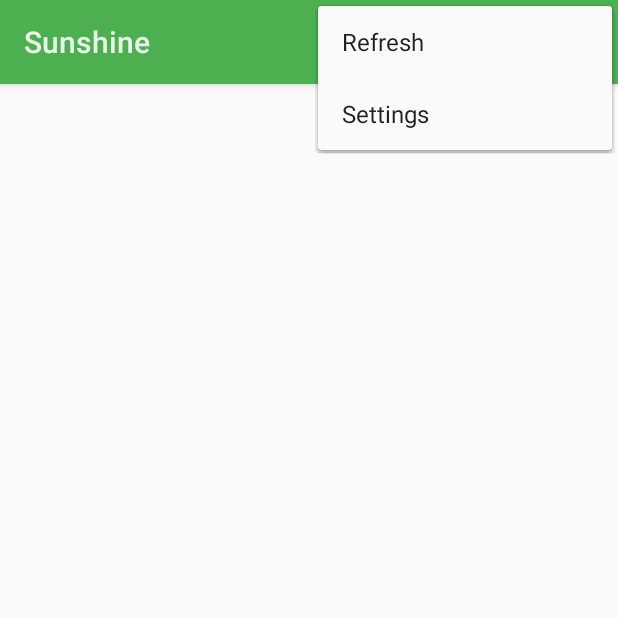
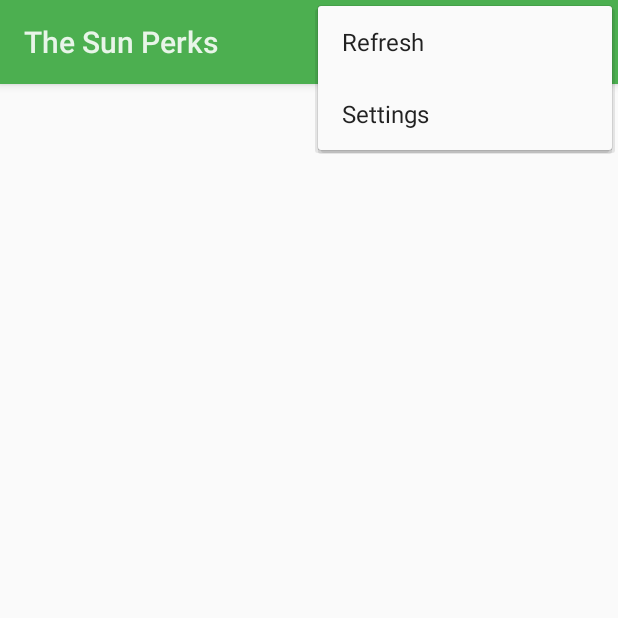
Before and after one commit to RaghavKirpekar/sunshine, an Android app: the screen it shows after launch (MainActivity before the commit, WeatherActivity after it), with the options menu open, on a phone screen of 412 x 824 dp, the top half of it. Run offline under Robolectric (Android 15) with nearby library versions, the phone set to English and light mode, and no system bars.

Commit message:
starting lesson 3, getting rid of the junk

```diff
--- a/app/src/main/AndroidManifest.xml
+++ b/app/src/main/AndroidManifest.xml
@@ -1,6 +1,6 @@
 <?xml version="1.0" encoding="utf-8"?>
 <manifest xmlns:android="http://schemas.android.com/apk/res/android"
-  package="com.malmstein.example.sunshine">
+    package="com.malmstein.example.sunshine" >
 
     <uses-permission android:name="android.permission.INTERNET" />
 
@@ -8,16 +8,19 @@
         android:allowBackup="true"
         android:icon="@drawable/ic_launcher"
         android:label="@string/app_name"
-    android:theme="@style/AppTheme">
+        android:theme="@style/AppTheme" >
         <activity
-      android:name="com.malmstein.example.sunshine.MainActivity"
-      android:label="@string/app_name">
+            android:name="com.malmstein.example.sunshine.WeatherActivity"
+            android:label="@string/app_name" >
+
           <intent-filter>
             <action android:name="android.intent.action.MAIN" />
 
             <category android:name="android.intent.category.LAUNCHER" />
           </intent-filter>
+
         </activity>
+
     </application>
 
 </manifest>
--- a/app/src/main/java/com/malmstein/example/sunshine/ForecastFragment.java
+++ b/app/src/main/java/com/malmstein/example/sunshine/ForecastFragment.java
@@ -42,6 +42,7 @@ public class ForecastFragment extends Fragment {
 
         forecastAdapter = new ArrayAdapter<String>(getActivity(), R.layout.list_item_forecast, R.id.list_item_forecast_textview);
         weatherList = (ListView) rootView.findViewById(R.id.listview_forecast);
+        weatherList.setAdapter(forecastAdapter);
 
         return rootView;
     }
@@ -164,7 +165,6 @@ public class ForecastFragment extends Fragment {
         protected void onPostExecute(String[] strings) {
             super.onPostExecute(strings);
             forecastAdapter.addAll(strings);
-            weatherList.setAdapter(forecastAdapter);
         }
     }
 
--- a/app/src/main/java/com/malmstein/example/sunshine/MainActivity.java
+++ b/app/src/main/java/com/malmstein/example/sunshine/WeatherActivity.java
@@ -5,7 +5,7 @@ import android.support.v4.app.FragmentActivity;
 import android.view.Menu;
 import android.view.MenuItem;
 
-public class MainActivity extends FragmentActivity {
+public class WeatherActivity extends FragmentActivity {
 
     @Override
     protected void onCreate(Bundle savedInstanceState) {
--- /dev/null
+++ b/app/src/main/res/menu/global.xml
@@ -0,0 +1,4 @@
+<menu xmlns:android="http://schemas.android.com/apk/res/android">
+  <item android:id="@+id/action_settings" android:title="@string/action_settings" android:orderInCategory="100"
+    android:showAsAction="never" />
+</menu>
```
Also changed, not shown: app/src/main/res/menu/perks.xml (added, +7 -0 lines), app/src/main/res/values/dimens.xml (+7 -3 lines), app/src/main/res/values/strings.xml (+9 -2 lines), app/src/main/res/drawable-hdpi/drawer_shadow.9.png (added), app/src/main/res/drawable-hdpi/ic_drawer.png (added), app/src/main/res/drawable-mdpi/drawer_shadow.9.png (added), app/src/main/res/drawable-mdpi/ic_drawer.png (added), app/src/main/res/drawable-xhdpi/drawer_shadow.9.png (added), app/src/main/res/drawable-xhdpi/ic_drawer.png (added), app/src/main/res/drawable-xxhdpi/drawer_shadow.9.png (added), app/src/main/res/drawable-xxhdpi/ic_drawer.png (added). Lines whose indentation alone changed are shown as unchanged.
